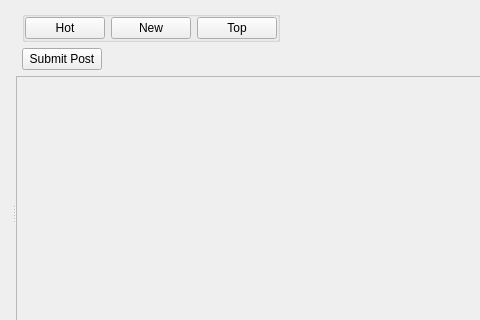
Before: the Qt Designer form retroshare-gui/src/gui/Posted/PostedListDialog.ui in RetroShare/RetroShare, drawn with Qt 5; both pictures show x 0 to 480 and y 0 to 320 of the 792 by 426 pixel window.
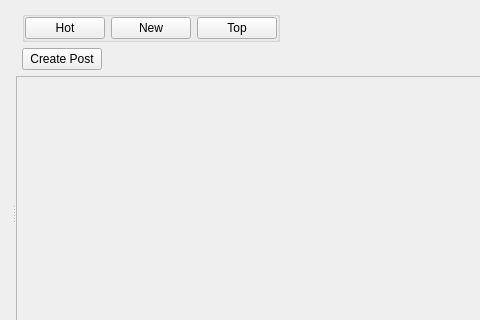
After: the same form once the commit is applied. Icons and pictures are not drawn. Custom widgets are drawn as their Qt base class.

Commit message: renaming strings

Patch:
```diff
--- a/retroshare-gui/src/gui/Posted/PostedListDialog.ui
+++ b/retroshare-gui/src/gui/Posted/PostedListDialog.ui
@@ -83,7 +83,7 @@
           <item>
            <widget class="QPushButton" name="submitPostButton">
             <property name="text">
-             <string>Submit Post</string>
+             <string>Create Post</string>
             </property>
             <property name="icon">
              <iconset resource="Posted_images.qrc">
```
Left out of the diff: 2 changed lines with no effect on the pictures. The commit also changes 1 other file.
